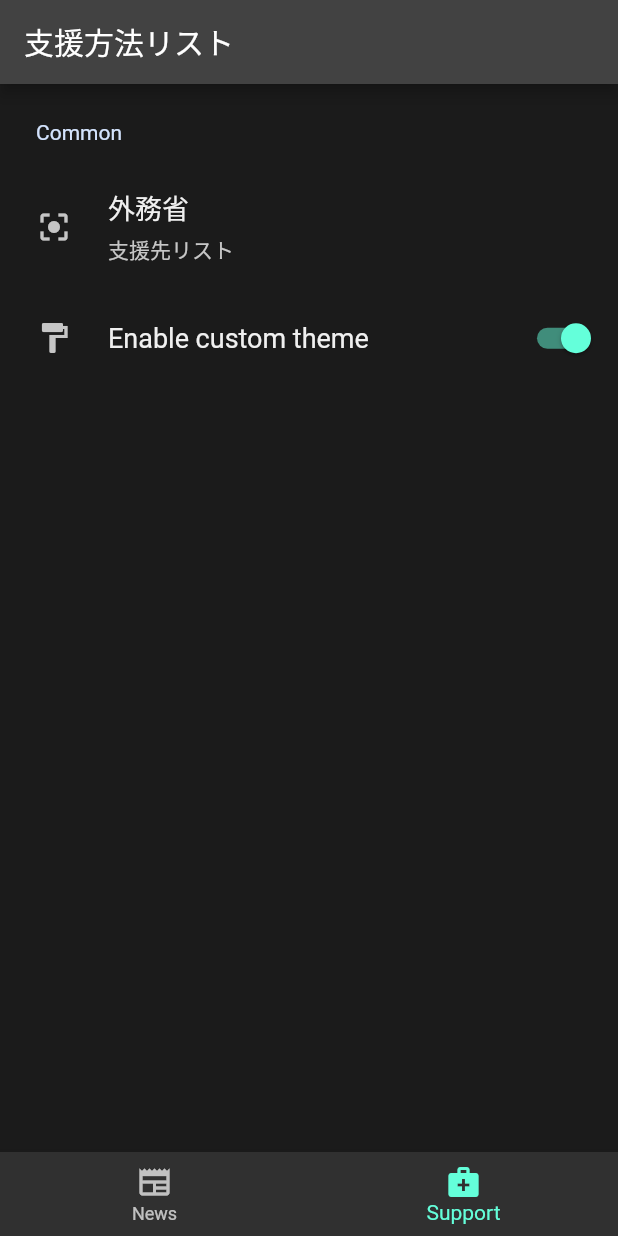
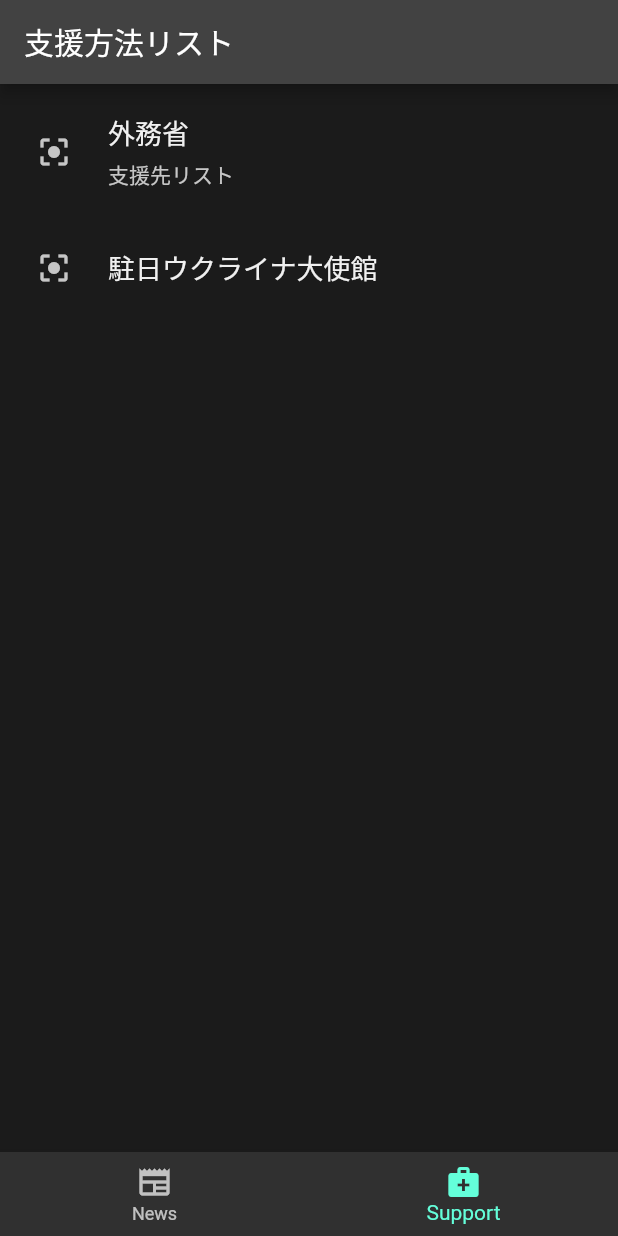
Before and after one commit to mafreud/ukraine_news, a Flutter app: the screen it shows after launch, item 2 of the bottom bar chosen, after a tap on "外務省", on a phone screen of 412 x 824 dp. Run offline on Flutter 3.47's test engine with Material 2 defaults, Android fonts, the phone set to English and light mode, and no system bars; drawn by our look-alikes of settings_ui; our stand-ins replace adaptive_dialog, flutter_riverpod.

Commit message:
add 支援方法リスト

```diff
--- /dev/null
+++ b/lib/app/links/links.dart
@@ -0,0 +1,4 @@
+class Links {
+  static String mofa =
+      'https://www.mofa.go.jp/mofaj/erp/c_see/ua/page4_005527.html';
+}
--- a/lib/app/support/support_list_page.dart
+++ b/lib/app/support/support_list_page.dart
@@ -1,6 +1,8 @@
 import 'package:adaptive_dialog/adaptive_dialog.dart';
 import 'package:flutter/material.dart';
 import 'package:settings_ui/settings_ui.dart';
+import 'package:ukraine_news/app/links/links.dart';
+import 'package:url_launcher/url_launcher.dart';
 
 class SupportListPage extends StatelessWidget {
   const SupportListPage({Key? key}) : super(key: key);
@@ -14,21 +16,25 @@
       body: SettingsList(
         sections: [
           SettingsSection(
-            title: Text('Common'),
             tiles: <SettingsTile>[
               SettingsTile.navigation(
                 leading: Icon(Icons.center_focus_strong),
                 title: Text('外務省'),
                 value: Text('支援先リスト'),
                 onPressed: (context) {
-                  // 外務省のページが開く
+                  _launchURL(Links.mofa);
                 },
               ),
-              SettingsTile.switchTile(
-                onToggle: (value) {},
-                initialValue: true,
-                leading: Icon(Icons.format_paint),
-                title: Text('Enable custom theme'),
+              SettingsTile.navigation(
+                leading: Icon(Icons.center_focus_strong),
+                title: Text('駐日ウクライナ大使館'),
+                onPressed: (context) {
+                  showOkAlertDialog(
+                      context: context,
+                      title: '寄付口座',
+                      message:
+                          '三菱UFJ 銀行\n広尾支店(支店番号:047)\n口座種類:普通口座\n口座番号:0972597\n口座名義:エンバシーオブウクライナ');
+                },
               ),
             ],
           ),
@@ -36,4 +42,8 @@
       ),
     );
   }
+
+  void _launchURL(String _url) async {
+    if (!await launch(_url)) throw 'Could not launch $_url';
+  }
 }
```
Also changed, not shown: 1 other file.
